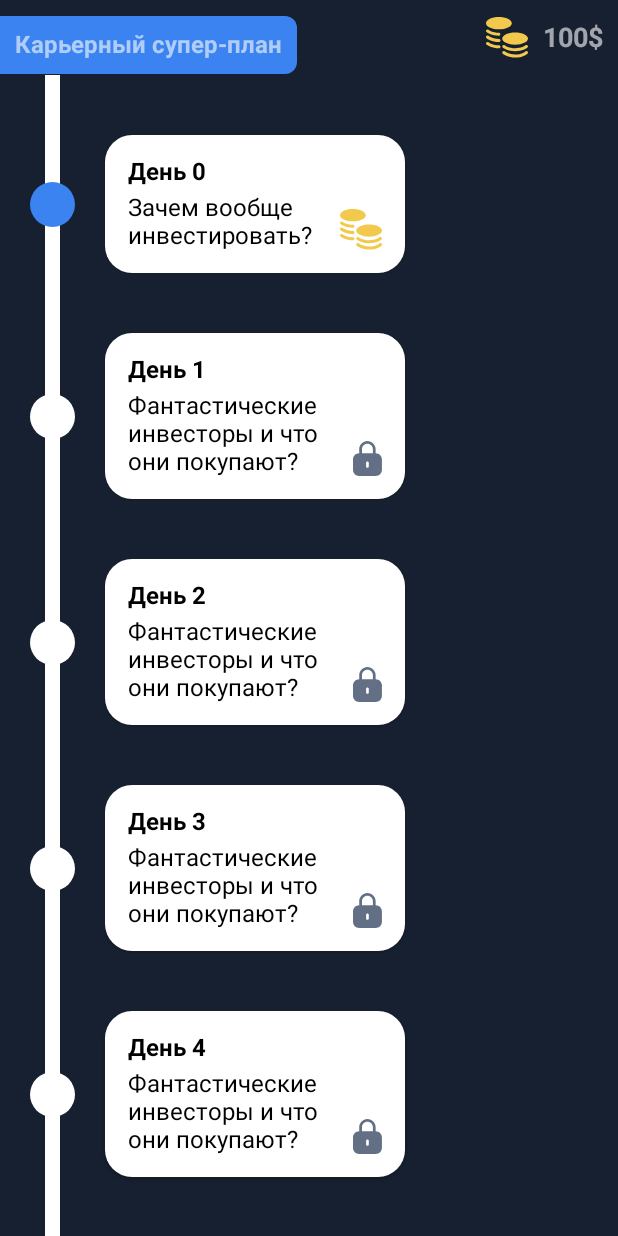
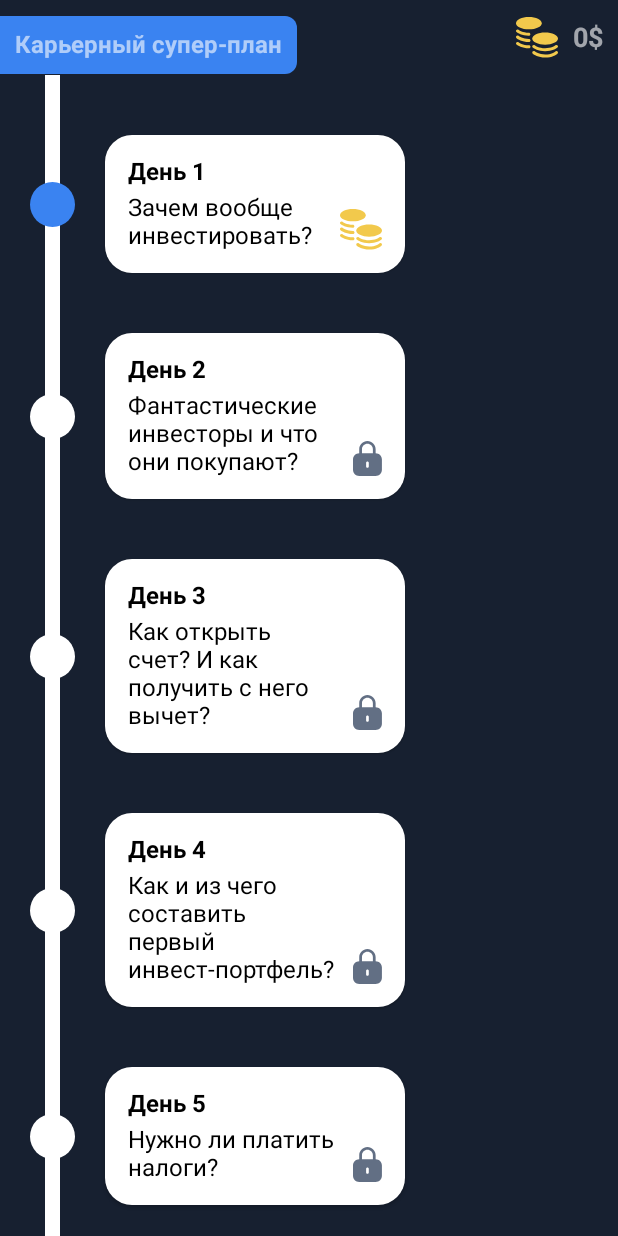
Before and after one commit to mikairyuu/VTB-MORE-TECH-3.0, an Android app built with Jetpack Compose: the composable CareerPlanScreen shown on its own in the app's theme, on a phone screen of 412 x 824 dp. Run offline under Robolectric (Android 15) with nearby library versions, the phone set to English and light mode, and no system bars.

Commit message:
Правки по карьерному плану

```diff
--- a/app/src/main/kotlin/ru/vtb/moretech/career/CareerPlanScreen.kt
+++ b/app/src/main/kotlin/ru/vtb/moretech/career/CareerPlanScreen.kt
@@ -63,7 +63,7 @@ fun CareerPlanScreen() {
                                 Column(modifier = Modifier
                                     .padding(end = 30.dp)
                                     .align(Alignment.TopStart)) {
-                                    Text(text ="День $index", color = Color.Black, fontWeight = FontWeight.Bold)
+                                    Text(text ="День ${index+1}", color = Color.Black, fontWeight = FontWeight.Bold)
                                     Spacer(modifier = Modifier.height(5.dp))
                                     Text(text = item, color = Color.Black, modifier = Modifier.widthIn(max = 1500.dp))
                                 }
--- a/app/src/main/kotlin/ru/vtb/moretech/career/CareerTopBar.kt
+++ b/app/src/main/kotlin/ru/vtb/moretech/career/CareerTopBar.kt
@@ -49,7 +49,7 @@ fun CareerTopBar() {
                 modifier = Modifier.padding(end = 10.dp)
             )
             Text(
-                text = stringResource(R.string.money_format, 100),
+                text = stringResource(R.string.money_format, 0),
                 modifier = Modifier.padding(end = 10.dp),
                 fontWeight = FontWeight.Bold,
                 fontSize = 18.sp
--- a/app/src/main/kotlin/ru/vtb/moretech/screen/DayScreen.kt
+++ b/app/src/main/kotlin/ru/vtb/moretech/screen/DayScreen.kt
@@ -34,6 +34,7 @@ import ru.vtb.moretech.R
 import ru.vtb.moretech.day.DayTopBar
 import ru.vtb.moretech.ui.theme.Message
 import androidx.navigation.NavHostController
+import androidx.navigation.NavOptions
 import kotlinx.coroutines.launch
 
 @Composable
--- a/app/src/main/res/values/strings.xml
+++ b/app/src/main/res/values/strings.xml
@@ -35,20 +35,9 @@
     <string-array name="career_plan">
         <item>Зачем вообще инвестировать?</item>
         <item>Фантастические инвесторы и что они покупают?</item>
-        <item>Фантастические инвесторы и что они покупают?</item>
-        <item>Фантастические инвесторы и что они покупают?</item>
-        <item>Фантастические инвесторы и что они покупают?</item>
-        <item>Фантастические инвесторы и что они покупают?</item>
-        <item>Фантастические инвесторы и что они покупают?</item>
-        <item>Фантастические инвесторы и что они покупают?</item>
-        <item>Фантастические инвесторы и что они покупают?</item>
-        <item>Фантастические инвесторы и что они покупают?</item>
-        <item>Фантастические инвесторы и что они покупают?</item>
-        <item>Фантастические инвесторы и что они покупают?</item>
-        <item>Фантастические инвесторы и что они покупают?</item>
-        <item>Фантастические инвесторы и что они покупают?</item>
-        <item>Фантастические инвесторы и что они покупают?</item>
-        <item>Фантастические инвесторы и что они покупают?</item>
+        <item>Как открыть счет? И как получить с него вычет?</item>
+        <item>Как и из чего составить первый инвест-портфель?</item>
+        <item>Нужно ли платить налоги?</item>
     </string-array>
 
     <string-array name="answer_0_4">
```
